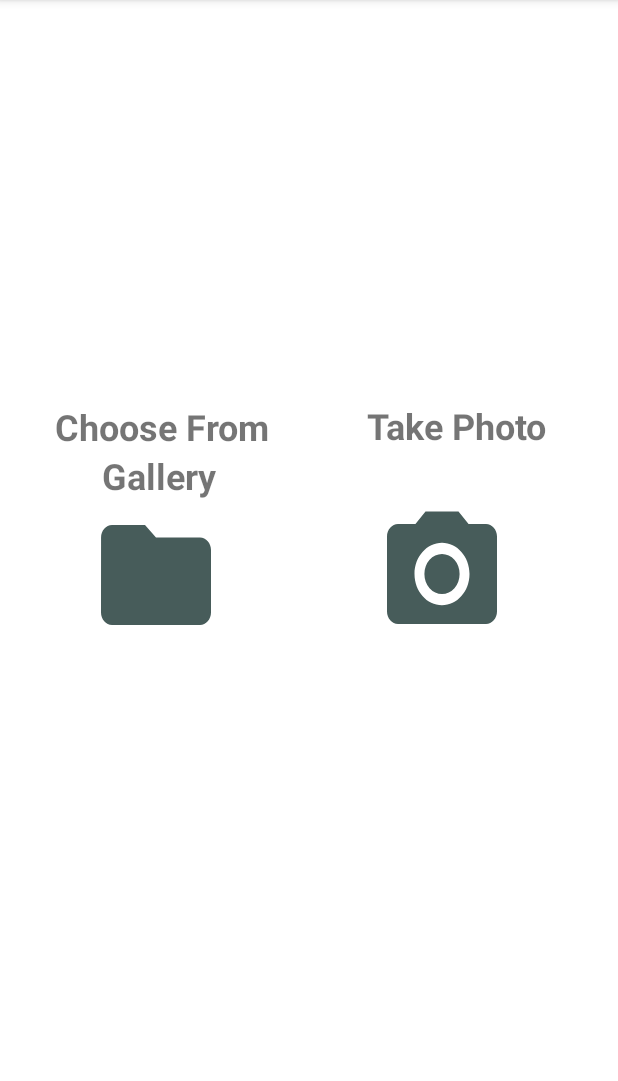
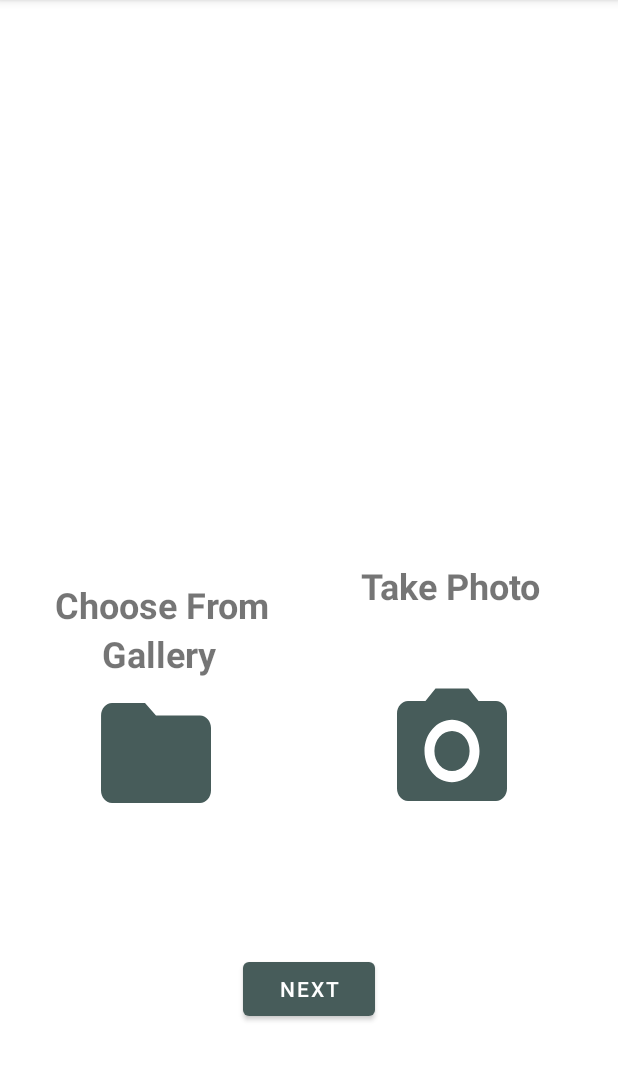
Before and after one commit to ryukinlika/resolution-enchancher-app, an Android app: the EnhanceOptionActivity screen opened directly, with no data from a screen before it, on a phone screen of 412 x 824 dp, the part 84-1165 px from its top. Run offline under Robolectric (Android 15) with nearby library versions, the phone set to English and light mode, and no system bars; pictures from the network do not load.

Commit message:
Choose photo from gallery, camera masih belum muncul

```diff
--- a/app/src/main/AndroidManifest.xml
+++ b/app/src/main/AndroidManifest.xml
@@ -4,6 +4,12 @@
 
     <uses-permission android:name="android.permission.ACCESS_NETWORK_STATE" />
     <uses-permission android:name="android.permission.INTERNET" />
+    <uses-permission android:name="android.permission.READ_EXTERNAL_STORAGE"/>
+    <uses-feature
+        android:name="android.hardware.camera2"
+        android:required="true" />
+
+    <uses-permission android:name="android.permission.CAMERA" />
 
     <application
         android:allowBackup="true"
--- a/app/src/main/res/layout/activity_enhance_option.xml
+++ b/app/src/main/res/layout/activity_enhance_option.xml
@@ -7,18 +7,28 @@
     android:layout_height="match_parent"
     tools:context=".EnhanceOptionActivity">
 
+    <ImageView
+        android:id="@+id/imageView"
+        android:layout_width="wrap_content"
+        android:layout_height="200dp"
+        android:layout_marginTop="24dp"
+        app:layout_constraintEnd_toEndOf="parent"
+        app:layout_constraintHorizontal_bias="0.0"
+        app:layout_constraintStart_toStartOf="parent"
+        app:layout_constraintTop_toTopOf="parent" />
+
     <Button
         android:id="@+id/folderbtn"
         android:layout_width="wrap_content"
         android:layout_height="100dp"
         android:layout_marginStart="60dp"
+        android:background="@drawable/folder_vec"
         app:layout_constraintBottom_toBottomOf="parent"
         app:layout_constraintEnd_toStartOf="@+id/textView5"
         app:layout_constraintHorizontal_bias="0.0"
         app:layout_constraintStart_toStartOf="parent"
         app:layout_constraintTop_toTopOf="parent"
-        app:layout_constraintVertical_bias="0.499"
-        android:background="@drawable/folder_vec" />
+        app:layout_constraintVertical_bias="0.677" />
 
     <Button
         android:id="@+id/photobtn"
@@ -27,10 +37,10 @@
         android:background="@drawable/ic_baseline_photo_camera_24"
         app:layout_constraintBottom_toBottomOf="parent"
         app:layout_constraintEnd_toEndOf="parent"
-        app:layout_constraintHorizontal_bias="0.582"
+        app:layout_constraintHorizontal_bias="0.622"
         app:layout_constraintStart_toEndOf="@+id/folderbtn"
         app:layout_constraintTop_toTopOf="parent"
-        app:layout_constraintVertical_bias="0.498" />
+        app:layout_constraintVertical_bias="0.675" />
 
     <TextView
         android:id="@+id/textView3"
@@ -62,13 +72,25 @@
         android:id="@+id/textView5"
         android:layout_width="wrap_content"
         android:layout_height="wrap_content"
-        android:layout_marginEnd="48dp"
+        android:layout_marginEnd="52dp"
         android:text="Take Photo"
         android:textAlignment="center"
         android:textSize="24sp"
         android:textStyle="bold"
         app:layout_constraintBottom_toTopOf="@+id/photobtn"
         app:layout_constraintEnd_toEndOf="parent"
+        app:layout_constraintHorizontal_bias="1.0"
+        app:layout_constraintStart_toEndOf="@+id/textView3"
         app:layout_constraintTop_toTopOf="parent"
-        app:layout_constraintVertical_bias="0.891" />
+        app:layout_constraintVertical_bias="0.895" />
+
+    <Button
+        android:id="@+id/nextbtn"
+        android:layout_width="wrap_content"
+        android:layout_height="wrap_content"
+        android:text="NEXT"
+        app:layout_constraintBottom_toBottomOf="parent"
+        app:layout_constraintEnd_toEndOf="parent"
+        app:layout_constraintStart_toStartOf="parent"
+        app:layout_constraintTop_toBottomOf="@+id/photobtn" />
 </androidx.constraintlayout.widget.ConstraintLayout>
```
Also changed, not shown: app/src/main/java/id/ac/umn/esrganapp/EnhanceOptionActivity.java (+111 -6 lines).
